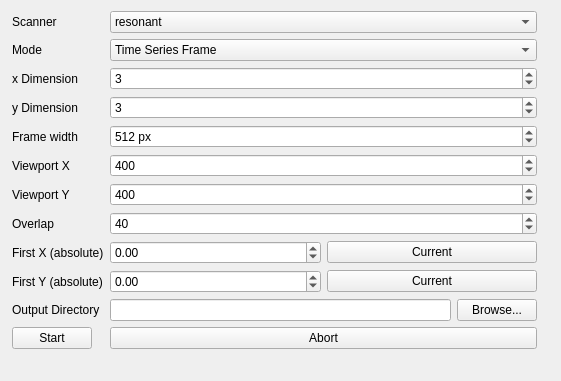
First picture: the form in Python/TileScanClient/form.ui, repository Femtonics/FemtoAPI, before the edit.
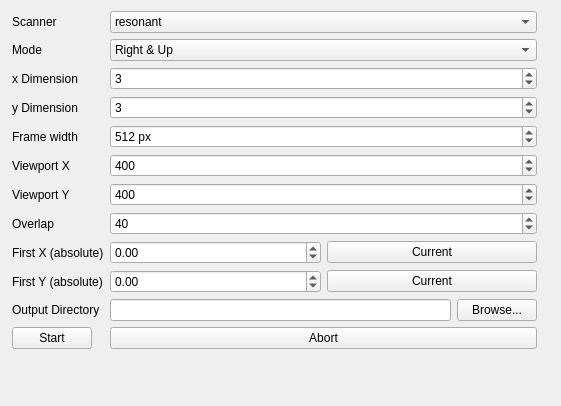
Second picture: the form after the edit. Icons and pictures are not drawn.

The edit to the form file:
```diff
--- a/Python/TileScanClient/form.ui
+++ b/Python/TileScanClient/form.ui
@@ -7,7 +7,7 @@
     <x>0</x>
     <y>0</y>
     <width>561</width>
-    <height>381</height>
+    <height>406</height>
    </rect>
   </property>
   <property name="windowTitle">
@@ -49,9 +49,12 @@
      </item>
      <item row="2" column="1">
       <widget class="QComboBox" name="cmbMode">
+       <property name="currentIndex">
+        <number>2</number>
+       </property>
        <item>
         <property name="text">
-         <string>Time Series Frame</string>
+         <string>Right &amp; Down</string>
         </property>
        </item>
        <item>
@@ -61,7 +64,12 @@
        </item>
        <item>
         <property name="text">
-         <string>Volume Scan</string>
+         <string>Right &amp; Up</string>
+        </property>
+       </item>
+       <item>
+        <property name="text">
+         <string>Left &amp; Up</string>
         </property>
        </item>
       </widget>
```
Left out of the diff: 16 changed lines with no effect on the pictures.
